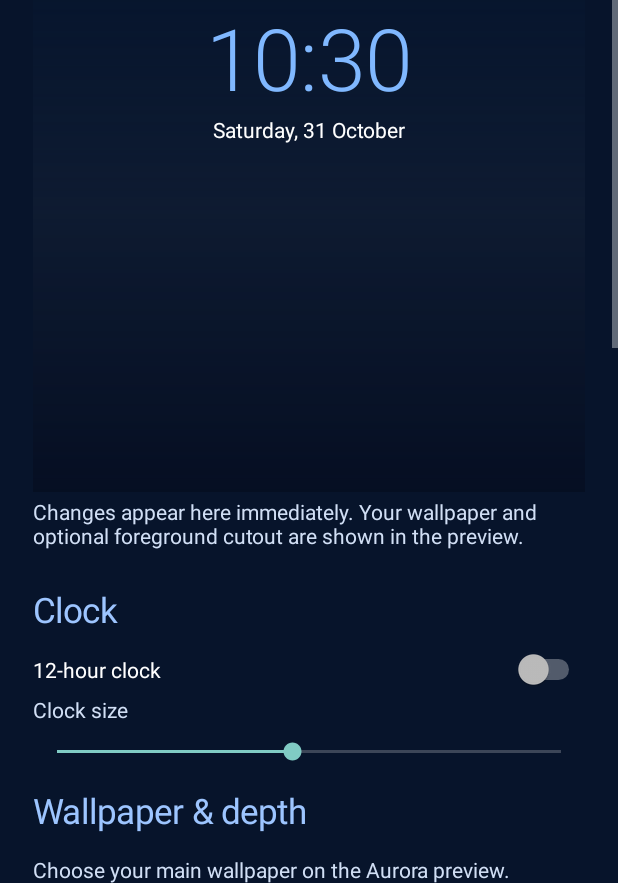
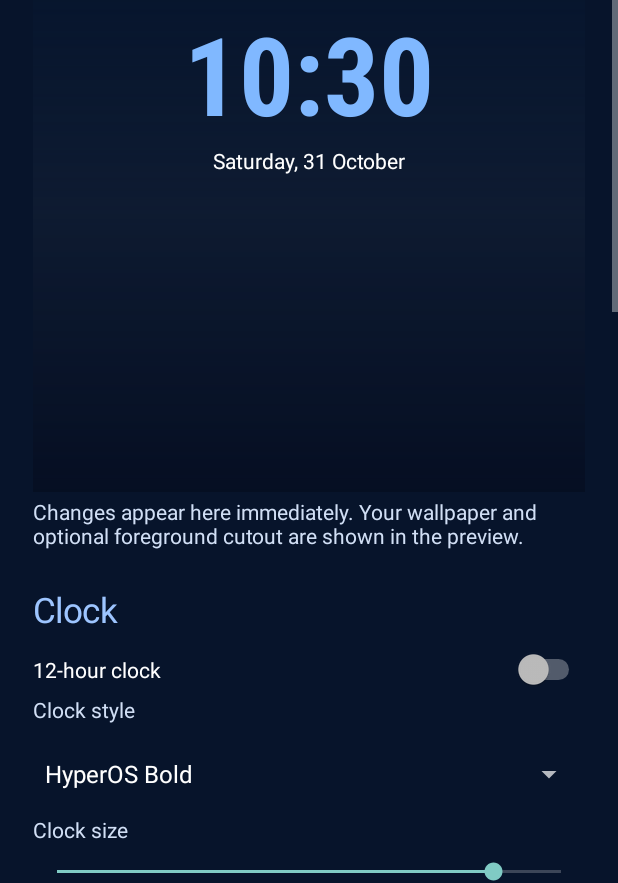
Before and after one commit to jollyboy95/HyperLauncher-Samsung, an Android app: the AuroraSettingsActivity screen opened directly, with no data from a screen before it, on a phone screen of 412 x 824 dp, the part 353-1236 px from its top. Run offline under Robolectric (Android 15) with nearby library versions, the light colour scheme and no system bars; pictures from the network do not load.

Commit message:
Add selectable HyperOS-inspired clock typography with live preview

```diff
--- a/compat/src/main/java/au/steve/hyperlauncher/compat/AuroraSettingsActivity.java
+++ b/compat/src/main/java/au/steve/hyperlauncher/compat/AuroraSettingsActivity.java
@@ -56,8 +56,19 @@ public final class AuroraSettingsActivity extends Activity {
         addTitle("Clock");
         Switch hour=new Switch(this);hour.setText("12-hour clock");hour.setTextColor(Color.WHITE);
         hour.setChecked(prefs.getBoolean("clock12",false));hour.setOnCheckedChangeListener((v,c)->{prefs.edit().putBoolean("clock12",c).apply();refreshPreview();});panel.addView(hour);
+        addInfo("Clock style");
+        String[] styles={"HyperOS Bold","Elegant Light","Modern Rounded"};
+        Spinner style=new Spinner(this);
+        ArrayAdapter<String> adapter=new ArrayAdapter<>(this,android.R.layout.simple_spinner_dropdown_item,styles);
+        style.setAdapter(adapter);
+        style.setSelection(prefs.getInt("clockStyle",0));
+        style.setOnItemSelectedListener(new android.widget.AdapterView.OnItemSelectedListener(){
+            public void onItemSelected(android.widget.AdapterView<?> parent,View view,int position,long id){prefs.edit().putInt("clockStyle",position).apply();refreshPreview();}
+            public void onNothingSelected(android.widget.AdapterView<?> parent){}
+        });
+        panel.addView(style);
         addInfo("Clock size");
-        SeekBar size=new SeekBar(this);size.setMax(60);size.setProgress(prefs.getInt("clockSize",88)-60);
+        SeekBar size=new SeekBar(this);size.setMax(60);size.setProgress(prefs.getInt("clockSize",112)-60);
         size.setOnSeekBarChangeListener(new SeekBar.OnSeekBarChangeListener(){
             public void onProgressChanged(SeekBar s,int progress,boolean user){if(user){prefs.edit().putInt("clockSize",60+progress).apply();refreshPreview();}}
             public void onStartTrackingTouch(SeekBar s){} public void onStopTrackingTouch(SeekBar s){}
@@ -123,7 +134,9 @@ public final class AuroraSettingsActivity extends Activity {
         if(previewClock==null)return;
         previewClock.setText(new SimpleDateFormat(prefs.getBoolean("clock12",false)?"h:mm":"HH:mm",Locale.getDefault()).format(new Date()));
         // Preview is approximately two-thirds the full-screen clock size.
-        previewClock.setTextSize(prefs.getInt("clockSize",88)*0.65f);
+        previewClock.setTextSize(prefs.getInt("clockSize",112)*0.65f);
+        int style=prefs.getInt("clockStyle",0);
+        previewClock.setTypeface(Typeface.create(style==0?"sans-serif-condensed":style==1?"sans-serif-light":"sans-serif",style==0?Typeface.BOLD:Typeface.NORMAL));
         if(previewWallpaper!=null){
             String uri=prefs.getString("wallpaper",null);
             previewWallpaper.setImageDrawable(null);
```
